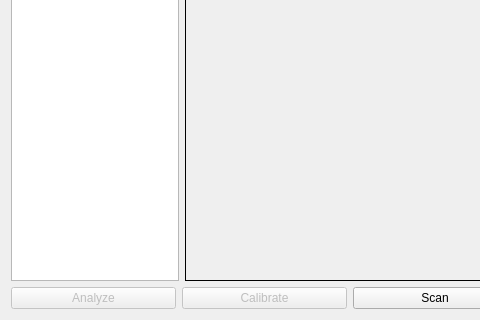
mdmitr/arduino-thermal-camera, file app/ui/ThermalScanDialog.ui: the form before one commit; both pictures show x 0 to 480 and y 250 to 570 of the 870 by 570 pixel window.
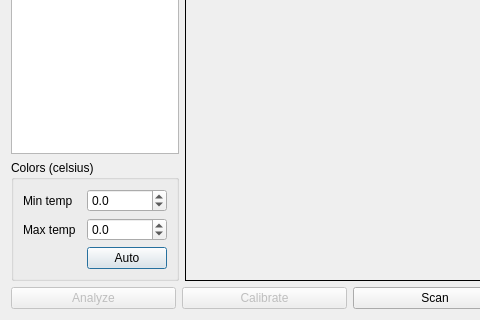
The form after the commit.

```diff
--- a/app/ui/ThermalScanDialog.ui
+++ b/app/ui/ThermalScanDialog.ui
@@ -35,6 +35,72 @@
            <item>
             <widget class="QListWidget" name="list_images"/>
            </item>
+           <item>
+            <layout class="QVBoxLayout" name="verticalLayout_2">
+             <item>
+              <widget class="QGroupBox" name="groupBox">
+               <property name="title">
+                <string>Colors (celsius)</string>
+               </property>
+               <property name="flat">
+                <bool>false</bool>
+               </property>
+               <property name="checkable">
+                <bool>false</bool>
+               </property>
+               <layout class="QGridLayout" name="gridLayout">
+                <item row="1" column="1">
+                 <widget class="QDoubleSpinBox" name="sb_maxTemp">
+                  <property name="decimals">
+                   <number>1</number>
+                  </property>
+                  <property name="minimum">
+                   <double>-1000.000000000000000</double>
+                  </property>
+                  <property name="maximum">
+                   <double>1000.000000000000000</double>
+                  </property>
+                 </widget>
+                </item>
+                <item row="1" column="0">
+                 <widget class="QLabel" name="label_2">
+                  <property name="text">
+                   <string>Max temp</string>
+                  </property>
+                 </widget>
+                </item>
+                <item row="0" column="0">
+                 <widget class="QLabel" name="label_3">
+                  <property name="text">
+                   <string>Min temp</string>
+                  </property>
+                 </widget>
+                </item>
+                <item row="0" column="1">
+                 <widget class="QDoubleSpinBox" name="sb_minTemp">
+                  <property name="decimals">
+                   <number>1</number>
+                  </property>
+                  <property name="minimum">
+                   <double>-1001.000000000000000</double>
+                  </property>
+                  <property name="maximum">
+                   <double>1001.000000000000000</double>
+                  </property>
+                 </widget>
+                </item>
+                <item row="2" column="1">
+                 <widget class="QPushButton" name="pb_auto">
+                  <property name="text">
+                   <string>Auto</string>
+                  </property>
+                 </widget>
+                </item>
+               </layout>
+              </widget>
+             </item>
+            </layout>
+           </item>
           </layout>
          </item>
          <item>
```
Left out of the diff: 2 changed lines with no effect on the pictures.
